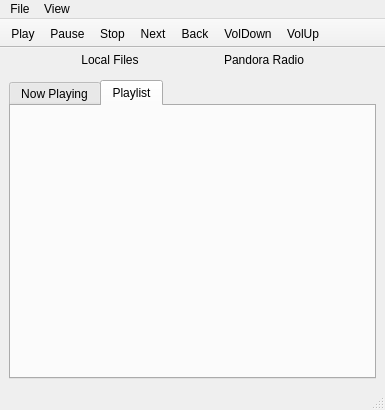
Before: the Qt Designer form src-qt5/desktop-utils/lumina-mediaplayer/mainUI.ui in lumina-desktop/lumina, drawn with Qt 5.
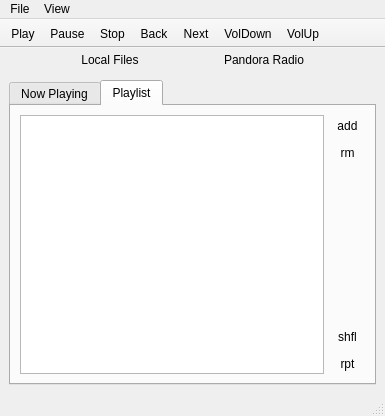
After: the same form once the commit is applied. The open tabs and pages were chosen to show the change. Icons and pictures are not drawn.

Commit message: Get the local file playlist mostly-working. Still got some cleanup and polish to do yet.

The edit to the form file:
```diff
--- a/src-qt5/desktop-utils/lumina-mediaplayer/mainUI.ui
+++ b/src-qt5/desktop-utils/lumina-mediaplayer/mainUI.ui
@@ -7,7 +7,7 @@
     <x>0</x>
     <y>0</y>
     <width>385</width>
-    <height>410</height>
+    <height>416</height>
    </rect>
   </property>
   <property name="windowTitle">
@@ -89,7 +89,7 @@
       <widget class="QWidget" name="page_local">
        <layout class="QVBoxLayout" name="verticalLayout_6">
         <item>
-         <widget class="QTabWidget" name="tabWidget">
+         <widget class="QTabWidget" name="tabWidget_local">
           <property name="currentIndex">
            <number>0</number>
           </property>
@@ -99,9 +99,9 @@
            </attribute>
            <layout class="QVBoxLayout" name="verticalLayout_7">
             <item>
-             <layout class="QHBoxLayout" name="videoLayout_2">
+             <layout class="QHBoxLayout" name="videoLayout">
               <item>
-               <widget class="QLabel" name="label_player_novideo_2">
+               <widget class="QLabel" name="label_player_novideo">
                 <property name="sizePolicy">
                  <sizepolicy hsizetype="Expanding" vsizetype="Expanding">
                   <horstretch>0</horstretch>
@@ -129,30 +129,16 @@
              </layout>
             </item>
             <item>
-             <layout class="QHBoxLayout" name="videoControlLayout_2">
+             <layout class="QHBoxLayout" name="videoControlLayout">
               <item>
-               <widget class="QToolButton" name="toolButton">
-                <property name="text">
-                 <string>...</string>
-                </property>
-               </widget>
-              </item>
-              <item>
-               <widget class="QToolButton" name="toolButton_2">
-                <property name="text">
-                 <string>...</string>
-                </property>
-               </widget>
-              </item>
-              <item>
-               <widget class="QLabel" name="label_player_runstats_2">
+               <widget class="QLabel" name="label_local_runstats">
                 <property name="text">
                  <string notr="true">?/?</string>
                 </property>
                </widget>
               </item>
               <item>
-               <widget class="QSlider" name="playerSlider_2">
+               <widget class="QSlider" name="slider_local">
                 <property name="orientation">
                  <enum>Qt::Horizontal</enum>
                 </property>
@@ -161,14 +147,103 @@
              </layout>
             </item>
            </layout>
-           <zorder>label_player_novideo</zorder>
-           <zorder>layoutWidget</zorder>
-           <zorder>layoutWidget_2</zorder>
           </widget>
           <widget class="QWidget" name="tab_local_playlist">
            <attribute name="title">
             <string>Playlist</string>
            </attribute>
+           <layout class="QHBoxLayout" name="horizontalLayout_4">
+            <item>
+             <widget class="QListWidget" name="list_local"/>
+            </item>
+            <item>
+             <layout class="QVBoxLayout" name="verticalLayout_8">
+              <item>
+               <widget class="QToolButton" name="tool_local_addFiles">
+                <property name="sizePolicy">
+                 <sizepolicy hsizetype="Preferred" vsizetype="Preferred">
+                  <horstretch>0</horstretch>
+                  <verstretch>0</verstretch>
+                 </sizepolicy>
+                </property>
+                <property name="text">
+                 <string notr="true">add</string>
+                </property>
+                <property name="autoRaise">
+                 <bool>true</bool>
+                </property>
+               </widget>
+              </item>
+              <item>
+               <widget class="QToolButton" name="tool_local_rm">
+                <property name="sizePolicy">
+                 <sizepolicy hsizetype="Preferred" vsizetype="Preferred">
+                  <horstretch>0</horstretch>
+                  <verstretch>0</verstretch>
+                 </sizepolicy>
+                </property>
+                <property name="text">
+                 <string notr="true">rm</string>
+                </property>
+                <property name="autoRaise">
+                 <bool>true</bool>
+                </property>
+               </widget>
+              </item>
+              <item>
+               <spacer name="verticalSpacer_3">
+                <property name="orientation">
+                 <enum>Qt::Vertical</enum>
+                </property>
+                <property name="sizeHint" stdset="0">
+                 <size>
+                  <width>20</width>
+                  <height>40</height>
+                 </size>
+                </property>
+               </spacer>
+              </item>
+              <item>
+               <widget class="QToolButton" name="tool_local_shuffle">
+                <property name="sizePolicy">
+                 <sizepolicy hsizetype="Preferred" vsizetype="Preferred">
+                  <horstretch>0</horstretch>
+                  <verstretch>0</verstretch>
+                 </sizepolicy>
+                </property>
+                <property name="text">
+                 <string notr="true">shfl</string>
+                </property>
+                <property name="checkable">
+                 <bool>false</bool>
+                </property>
+                <property name="autoRaise">
+                 <bool>true</bool>
+                </property>
+               </widget>
+              </item>
+              <item>
+               <widget class="QToolButton" name="tool_local_repeat">
+                <property name="sizePolicy">
+                 <sizepolicy hsizetype="Preferred" vsizetype="Preferred">
+                  <horstretch>0</horstretch>
+                  <verstretch>0</verstretch>
+                 </sizepolicy>
+                </property>
+                <property name="text">
+                 <string notr="true">rpt</string>
+                </property>
+                <property name="checkable">
+                 <bool>true</bool>
+                </property>
+                <property name="autoRaise">
+                 <bool>true</bool>
+                </property>
+               </widget>
+              </item>
+             </layout>
+            </item>
+           </layout>
           </widget>
          </widget>
         </item>
@@ -368,16 +443,35 @@
              </spacer>
             </item>
             <item>
-             <layout class="QHBoxLayout" name="horizontalLayout_4">
-              <item>
-               <widget class="QLabel" name="label_6">
-                <property name="text">
+             <widget class="QGroupBox" name="groupBox_3">
+              <property name="title">
                  <string>Current Station</string>
                 </property>
-               </widget>
-              </item>
+              <layout class="QHBoxLayout" name="horizontalLayout_5">
+               <property name="leftMargin">
+                <number>1</number>
+               </property>
+               <property name="topMargin">
+                <number>1</number>
+               </property>
+               <property name="rightMargin">
+                <number>1</number>
+               </property>
+               <property name="bottomMargin">
+                <number>1</number>
+               </property>
               <item>
-               <widget class="QComboBox" name="combo_pandora_station"/>
+                <widget class="QComboBox" name="combo_pandora_station">
+                 <property name="sizePolicy">
+                  <sizepolicy hsizetype="Expanding" vsizetype="Preferred">
+                   <horstretch>0</horstretch>
+                   <verstretch>0</verstretch>
+                  </sizepolicy>
+                 </property>
+                 <property name="sizeAdjustPolicy">
+                  <enum>QComboBox::AdjustToMinimumContentsLength</enum>
+                 </property>
+                </widget>
               </item>
               <item>
                <widget class="QToolButton" name="tool_pandora_stationrm">
@@ -409,6 +503,7 @@
                </widget>
               </item>
              </layout>
+             </widget>
             </item>
            </layout>
           </widget>
@@ -568,7 +663,7 @@
      <x>0</x>
      <y>0</y>
      <width>385</width>
-     <height>20</height>
+     <height>23</height>
     </rect>
    </property>
    <widget class="QMenu" name="menuFile">
@@ -611,8 +706,8 @@
    <addaction name="actionPlay"/>
    <addaction name="actionPause"/>
    <addaction name="actionStop"/>
-   <addaction name="actionNext"/>
    <addaction name="actionBack"/>
+   <addaction name="actionNext"/>
    <addaction name="actionVolDown"/>
    <addaction name="actionVolUp"/>
   </widget>
```
Lines whose indentation alone changed are shown as unchanged. The commit also changes 2 other files.
